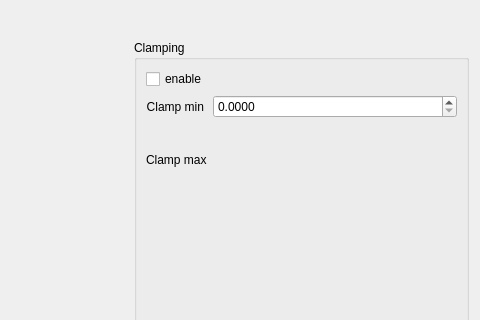
Before: the Qt Designer form smoke/view/colormaptab.ui in bvanloon/Scientific-Visualization, drawn with Qt 5; both pictures show x 218 to 698 and y 363 to 683 of the 698 by 799 pixel window.
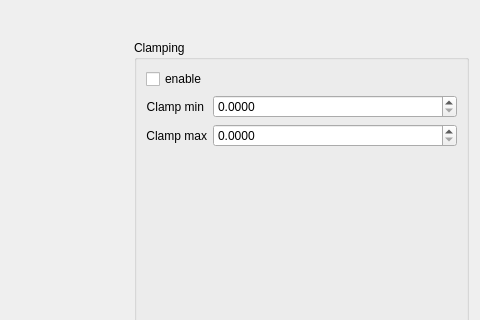
After: the same form once the commit is applied. Custom widgets are drawn as their Qt base class.

Commit message: Replaced the clamp max slider.

What changed in the file:
```diff
--- a/smoke/view/colormaptab.ui
+++ b/smoke/view/colormaptab.ui
@@ -134,7 +134,7 @@
             <property name="minimumSize">
              <size>
               <width>0</width>
-              <height>72</height>
+              <height>0</height>
              </size>
             </property>
             <property name="toolTip">
@@ -144,17 +144,7 @@
              <string>Clamp max</string>
             </property>
             <property name="alignment">
-             <set>Qt::AlignLeading|Qt::AlignLeft|Qt::AlignVCenter</set>
-            </property>
-           </widget>
-          </item>
-          <item row="1" column="1">
-           <widget class="FloatSlider" name="clampingMaximumSlider" native="true">
-            <property name="minimumSize">
-             <size>
-              <width>0</width>
-              <height>72</height>
-             </size>
+             <set>Qt::AlignRight|Qt::AlignTrailing|Qt::AlignVCenter</set>
             </property>
            </widget>
           </item>
@@ -167,7 +157,20 @@
              <double>1.000000000000000</double>
             </property>
             <property name="singleStep">
-             <double>0.100000000000000</double>
+             <double>0.010000000000000</double>
+            </property>
+           </widget>
+          </item>
+          <item row="1" column="1">
+           <widget class="QDoubleSpinBox" name="clampingMaximumFloatBox">
+            <property name="decimals">
+             <number>4</number>
+            </property>
+            <property name="maximum">
+             <double>1.000000000000000</double>
+            </property>
+            <property name="singleStep">
+             <double>0.010000000000000</double>
             </property>
            </widget>
           </item>
```
The commit also changes 2 other files.
